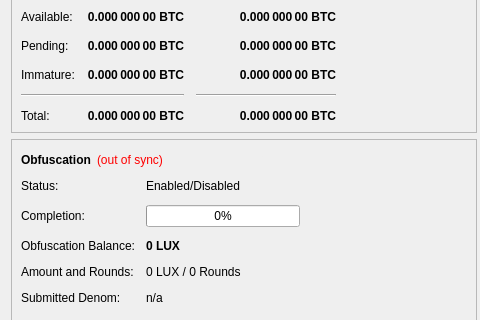
The window that src/qt/forms/overviewpage.ui (jakebladew/lux) describes before a commit, drawn with Qt 5; both pictures show x 0 to 480 and y 83 to 403 of the 960 by 615 pixel window.
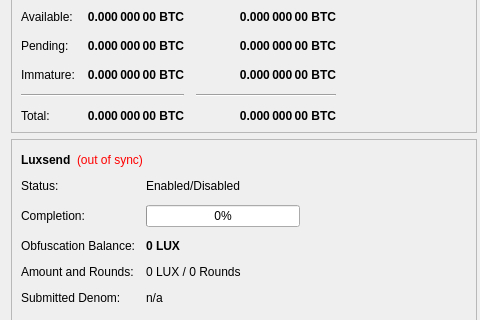
The same window after the commit.

```diff
--- a/src/qt/forms/overviewpage.ui
+++ b/src/qt/forms/overviewpage.ui
@@ -1078,7 +1078,7 @@
               </font>
              </property>
              <property name="text">
-              <string>Obfuscation</string>
+              <string>Luxsend</string>
              </property>
             </widget>
            </item>
```
Left out of the diff: 1 changed line with no effect on the pictures.
